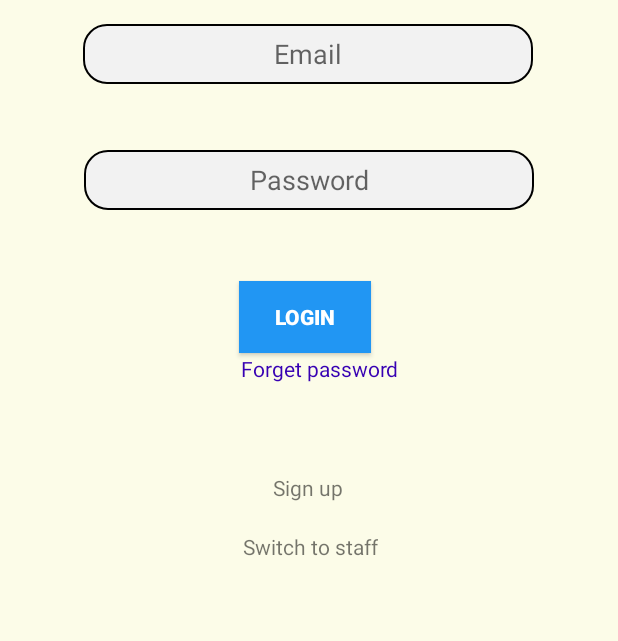
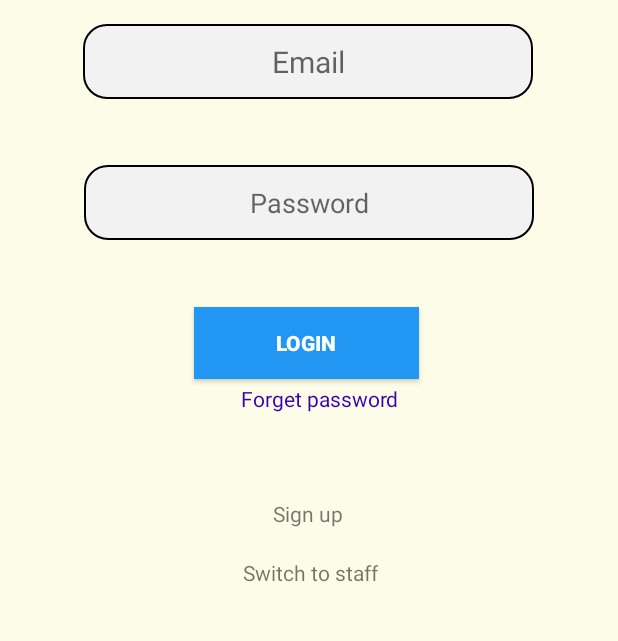
Before and after one commit to Hawwa11/StarlingRNFApp, an Android app: the screen it shows after launch (LoginActivity), on a phone screen of 412 x 824 dp, the part 432-1073 px from its top. Run offline under Robolectric (Android 15) with nearby library versions, the phone set to English and light mode, and no system bars; our stand-ins replace Firebase (no records; nobody signed in at launch, a user with empty details on screens opened directly).

```diff
--- a/app/src/main/res/layout/activity_login.xml
+++ b/app/src/main/res/layout/activity_login.xml
@@ -29,12 +29,12 @@
     <EditText
         android:id="@+id/etemail"
         android:layout_width="300dp"
-        android:layout_height="40dp"
+        android:layout_height="50dp"
         android:layout_marginTop="232dp"
-        android:height="10dp"
         android:background="@drawable/textbox"
         android:gravity="center"
         android:hint="@string/prompt_email"
+        android:textSize="20sp"
         android:inputType="textEmailAddress"
         android:selectAllOnFocus="true"
         app:layout_constraintEnd_toEndOf="parent"
@@ -45,7 +45,7 @@
     <EditText
         android:id="@+id/etpass"
         android:layout_width="300dp"
-        android:layout_height="40dp"
+        android:layout_height="50dp"
         android:layout_marginTop="44dp"
         android:background="@drawable/textbox"
         android:hint="@string/prompt_password"
@@ -73,7 +73,7 @@
 
     <Button
         android:id="@+id/btnlogin"
-        android:layout_width="wrap_content"
+        android:layout_width="150dp"
         android:layout_height="wrap_content"
         android:layout_gravity="start"
         android:text="login"
--- a/app/src/main/res/layout/activity_splash_screen.xml
+++ b/app/src/main/res/layout/activity_splash_screen.xml
@@ -8,8 +8,8 @@
 
     <ImageView
         android:id="@+id/imageView2"
-        android:layout_width="331dp"
-        android:layout_height="626dp"
+        android:layout_width="300dp"
+        android:layout_height="300dp"
         app:layout_constraintBottom_toBottomOf="parent"
         app:layout_constraintEnd_toEndOf="parent"
         app:layout_constraintStart_toStartOf="parent"
```
Also changed, not shown: app/src/main/res/layout/activity_reserve_form.xml (line endings or trailing spaces).
